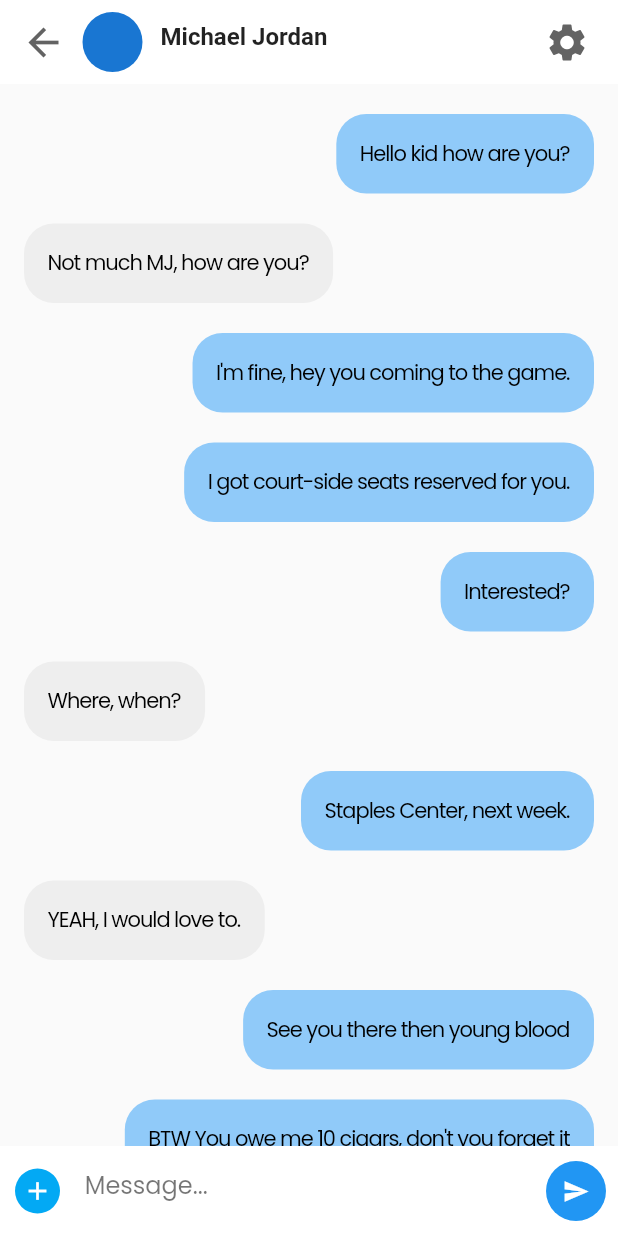
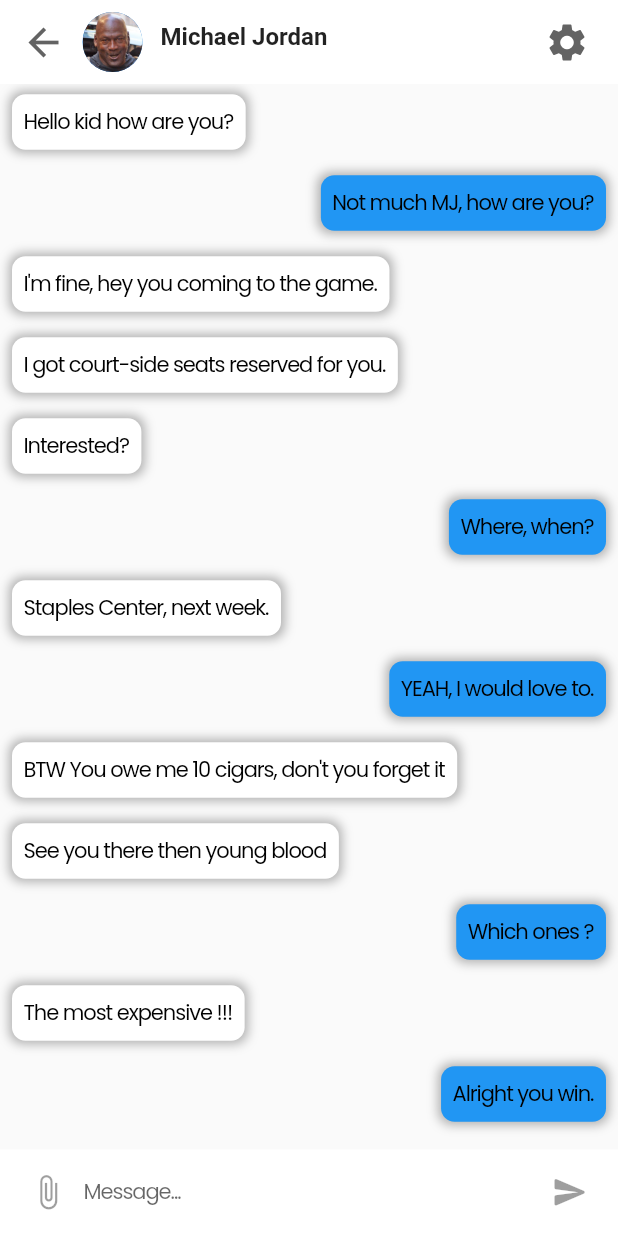
Before and after one commit to alptuzun/Flutter-Social-Media-App, a Flutter app: the ChatScreen screen opened directly, on a phone screen of 412 x 824 dp. Run offline on Flutter 3.47's test engine with Material 2 defaults, Android fonts, the phone set to English and light mode, and no system bars; our stand-ins replace email_validator, google_fonts, shared_preferences, smooth_page_indicator; accounts and stored records are empty.

Commit message:
created chat screen, chatted with Michael Jordan

```diff
--- a/lib/routes/chat_screen.dart
+++ b/lib/routes/chat_screen.dart
@@ -1,8 +1,8 @@
+import 'package:cs310_group_28/visuals/app_dimensions.dart';
 import 'package:cs310_group_28/visuals/colors.dart';
 import 'package:cs310_group_28/visuals/screen_size.dart';
 import 'package:cs310_group_28/visuals/text_style.dart';
 import 'package:flutter/material.dart';
-import 'package:google_fonts/google_fonts.dart';
 import 'package:cs310_group_28/ui/chat_message.dart';
 
 class ChatScreen extends StatefulWidget {
@@ -13,6 +13,43 @@ class ChatScreen extends StatefulWidget {
 }
 
 class _ChatScreenState extends State<ChatScreen> {
+  chatBubble(Chat myChat) {
+    return Column(
+      children: [
+        Column(
+          children: [
+            Container(
+              padding: Dimensions.regularPadding,
+              alignment: myChat.type == "sender"
+                  ? Alignment.topLeft
+                  : Alignment.topRight,
+              child: Container(
+                constraints: BoxConstraints(
+                  maxWidth: MediaQuery.of(context).size.width * 0.75,
+                ),
+                padding: Dimensions.regularPadding,
+                margin: const EdgeInsets.symmetric(vertical: 0.5),
+                decoration: BoxDecoration(
+                    color: myChat.type == "sender" ? Colors.white : Colors.blue,
+                    borderRadius: BorderRadius.circular(9),
+                    boxShadow: [
+                      BoxShadow(
+                          color: Colors.grey.withOpacity(0.8),
+                          spreadRadius: 2,
+                          blurRadius: 5)
+                    ]),
+                child: Text(
+                  myChat.message,
+                  style: Styles.appMainTextStyle,
+                ),
+              ),
+            )
+          ],
+        )
+      ],
+    );
+  }
+
   @override
   Widget build(BuildContext context) {
     return Scaffold(
@@ -40,6 +77,7 @@ class _ChatScreenState extends State<ChatScreen> {
                   width: 2,
                 ),
                 const CircleAvatar(
+                  backgroundImage: AssetImage('assets/images/MJ.jpg'),
                   maxRadius: 20,
                 ),
                 const SizedBox(
@@ -75,76 +113,50 @@ class _ChatScreenState extends State<ChatScreen> {
           ),
         ),
       ),
-      body: Stack(
-        children: <Widget>[
-          ListView.builder(
+      body: Column(
+        children: [
+          Expanded(
+            child: ListView.builder(
+              reverse: true,
+              shrinkWrap: true,
               itemCount: messageList.length,
-            padding: const EdgeInsets.only(top: 10,bottom: 10),
-            itemBuilder: (context, index){
-              return Container(
-                padding: const EdgeInsets.only(left: 16,right: 16,top: 10,bottom: 10),
-                child: Align(
-                  alignment: (messageList[index].type == "receiver" ? Alignment.topLeft : Alignment.topRight),
-                  child: Container(
-                    decoration: BoxDecoration(
-                      borderRadius: BorderRadius.circular(20),
-                      color: (messageList[index].type  == "receiver" ? Colors.grey.shade200 : Colors.blue[200]),
-                    ),
-                    padding: const EdgeInsets.all(16),
-                    child: Text(messageList[index].message,
-                    style: Styles.appMainTextStyle,),
+              padding: const EdgeInsets.only(top: 10, bottom: 10),
+              itemBuilder: (context, index) {
+                return chatBubble(messageList[index]);
+              },
             ),
           ),
-              );
-            },
-          ),
-          Align(
-            alignment: Alignment.bottomLeft,
-            child: Container(
-              padding: const EdgeInsets.only(left: 10, bottom: 10, top: 10),
-              height: 60,
-              width: double.infinity,
+          Container(
+            padding: Dimensions.regularPadding,
+            height: screenHeight(context, dividedBy: 100) * 7,
             color: Colors.white,
             child: Row(
-                children: <Widget>[
-                  GestureDetector(
-                    onTap: () {},
-                    child: Container(
-                        height: 30,
-                        width: 30,
-                        decoration: BoxDecoration(
-                          color: Colors.lightBlue,
-                          borderRadius: BorderRadius.circular(30),
+              children: [
+                const IconButton(
+                    onPressed: null,
+                    icon: Icon(Icons.attach_file),
+                  iconSize: 25,
+                  color: Colors.blueAccent,
                 ),
-                        child: const Icon(Icons.add,
-                            color: Colors.white, size: 20)),
-                  ),
-                  SizedBox(width: screenWidth(context, dividedBy: 25)),
                 Expanded(
                   child: TextField(
+                    keyboardType: TextInputType.text,
+                    style: Styles.appMainTextStyle,
                     autocorrect: true,
-                      keyboardType: TextInputType.text,
-                      decoration: InputDecoration(
-                          hintText: "Message...",
-                          hintStyle: GoogleFonts.poppins(color: Colors.black54),
-                          border: InputBorder.none),
+                    decoration: const InputDecoration.collapsed(
+                      hintText: "Message..."
                     ),
                   ),
-                  SizedBox(width: screenWidth(context, dividedBy: 60)),
-                  FloatingActionButton(
-                    onPressed: () {},
-                    backgroundColor: Colors.blue,
-                    elevation: 0,
-                    child: const Icon(
-                      Icons.send,
-                      color: Colors.white,
-                      size: 18,
                 ),
+                const IconButton(
+                  onPressed: null,
+                  icon: Icon(Icons.send_rounded),
+                  iconSize: 25,
+                  color: Colors.blueAccent,
                 ),
               ],
             ),
-            ),
-          ),
+          )
         ],
       ),
     );
--- a/lib/ui/chat_message.dart
+++ b/lib/ui/chat_message.dart
@@ -7,35 +7,15 @@ class Chat {
 
 List<Chat> messageList = [
   Chat(
-    message: "Hello kid how are you?",
+    message: "Alright you win.",
+    type: "receiver",
+  ),
+  Chat(
+    message: "The most expensive !!!",
     type: "sender",
   ),
   Chat(
-    message: "Not much MJ, how are you?",
-    type: "receiver",
-  ),
-  Chat(
-    message: "I'm fine, hey you coming to the game.",
-    type: "sender",
-  ),
-  Chat(
-    message: "I got court-side seats reserved for you.",
-    type: "sender",
-  ),
-  Chat(
-    message: "Interested?",
-    type: "sender",
-  ),
-  Chat(
-    message: "Where, when?",
-    type: "receiver",
-  ),
-  Chat(
-    message: "Staples Center, next week.",
-    type: "sender",
-  ),
-  Chat(
-    message: "YEAH, I would love to.",
+    message: "Which ones ?",
     type: "receiver",
   ),
   Chat(
@@ -46,4 +26,36 @@ List<Chat> messageList = [
     message: "BTW You owe me 10 cigars, don't you forget it",
     type: "sender",
   ),
+  Chat(
+    message: "YEAH, I would love to.",
+    type: "receiver",
+  ),
+  Chat(
+    message: "Staples Center, next week.",
+    type: "sender",
+  ),
+  Chat(
+    message: "Where, when?",
+    type: "receiver",
+  ),
+  Chat(
+    message: "Interested?",
+    type: "sender",
+  ),
+  Chat(
+    message: "I got court-side seats reserved for you.",
+    type: "sender",
+  ),
+  Chat(
+    message: "I'm fine, hey you coming to the game.",
+    type: "sender",
+  ),
+  Chat(
+    message: "Not much MJ, how are you?",
+    type: "receiver",
+  ),
+  Chat(
+    message: "Hello kid how are you?",
+    type: "sender",
+  ),
 ];
```
Also changed, not shown: assets/images/MJ.jpg (added). Lines whose indentation alone changed are shown as unchanged.
